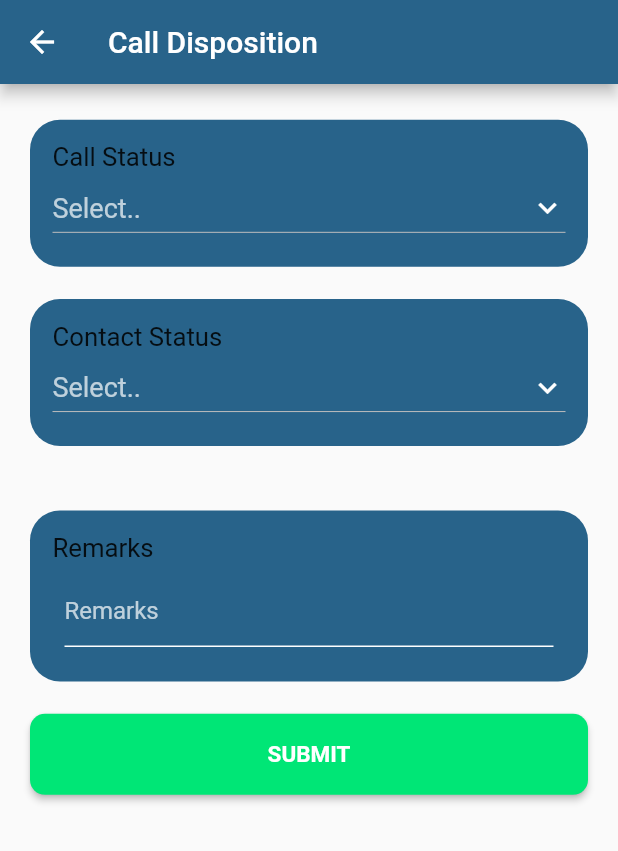
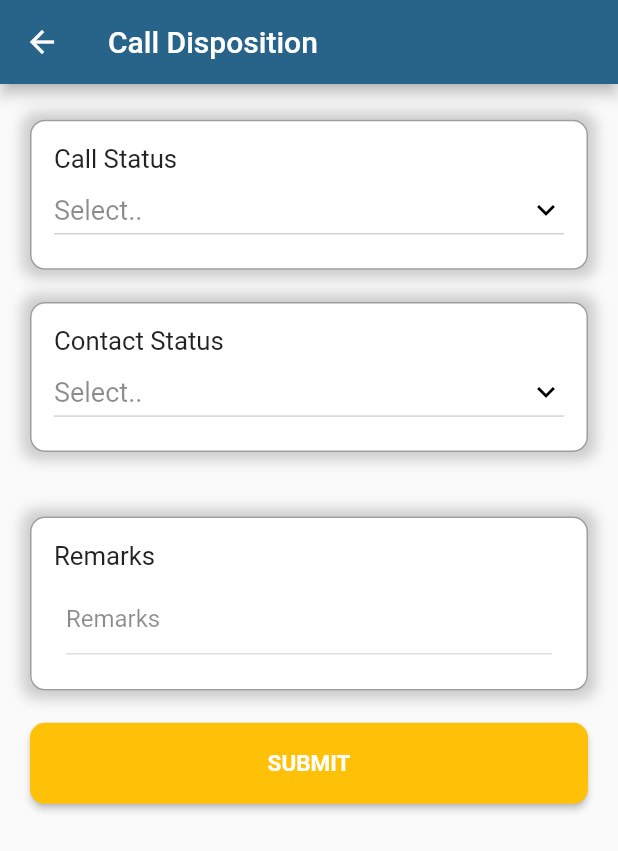
Before and after one commit to vishaldenave/iSFA_CRM, a Flutter app: the CallDisposition screen opened directly with empty values, on a phone screen of 412 x 824 dp. Shown: the top 851 px of the screen. Run offline on Flutter 3.47's test engine with Material 2 defaults, Android fonts, the phone set to English and light mode, and no system bars; our stand-ins replace dio, flutter_bloc, flutter_screenutil, go_router, hive_flutter; accounts and stored records are empty; network calls fail.

Commit message:
Update call_disposition_view.dart

```diff
--- a/lib/call_disposition_module/call_disposition_view.dart
+++ b/lib/call_disposition_module/call_disposition_view.dart
@@ -39,17 +39,26 @@ class _CallDispositionState extends State<CallDisposition> {
             },
             builder: (context, state) {
               var bloc = context.read<CallBloc>();
-              return Padding(
-                padding: const EdgeInsets.fromLTRB(20, 0, 20, 0),
-                child: SingleChildScrollView(
+              return SingleChildScrollView(
+                child: Padding(
+                  padding: const EdgeInsets.fromLTRB(20, 0, 20, 0),
                   child: Column(
                       crossAxisAlignment: CrossAxisAlignment.stretch,
                       children: [
                         SizedBox(height: 20.h),
                         Container(
                           decoration: BoxDecoration(
-                              borderRadius: BorderRadius.circular(20),
-                              color: Theme.of(context).colorScheme.primary),
+                            border: Border.all(color: Colors.black38),
+                            borderRadius: BorderRadius.circular(10),
+                            color: Colors.white,
+                            boxShadow: [
+                              BoxShadow(
+                                color: Colors.grey.withOpacity(0.5),
+                                spreadRadius: 5,
+                                blurRadius: 7,
+                              ),
+                            ],
+                          ),
                           child: Padding(
                             padding: const EdgeInsets.all(15.0),
                             child: Column(
@@ -64,17 +73,16 @@ class _CallDispositionState extends State<CallDisposition> {
                                     child: DropdownButton(
                                       hint: const Text(
                                         "Select..",
-                                        style: TextStyle(color: Colors.white70),
+                                        style: TextStyle(color: Colors.black45),
                                       ),
                                       isExpanded: true,
                                       value: bloc.selectedCallStatus,
-                                      iconEnabledColor: Colors.white,
-                                      iconDisabledColor: Colors.white,
+                                      iconEnabledColor: Colors.black,
+                                      iconDisabledColor: Colors.black,
                                       borderRadius: BorderRadius.circular(10),
                                       style: const TextStyle(
-                                          color: Colors.white, fontSize: 18),
-                                      dropdownColor:
-                                          Theme.of(context).colorScheme.primary,
+                                          color: Colors.black45, fontSize: 18),
+                                      dropdownColor: Colors.white,
                                       icon:
                                           const Icon(Icons.keyboard_arrow_down),
                                       items: bloc.callStatusList
@@ -99,8 +107,17 @@ class _CallDispositionState extends State<CallDisposition> {
                         SizedBox(height: 18.h),
                         Container(
                           decoration: BoxDecoration(
-                              borderRadius: BorderRadius.circular(20),
-                              color: Theme.of(context).colorScheme.primary),
+                            border: Border.all(color: Colors.black38),
+                            borderRadius: BorderRadius.circular(10),
+                            color: Colors.white,
+                            boxShadow: [
+                              BoxShadow(
+                                color: Colors.grey.withOpacity(0.5),
+                                spreadRadius: 5,
+                                blurRadius: 7,
+                              ),
+                            ],
+                          ),
                           child: Padding(
                             padding: const EdgeInsets.all(15.0),
                             child: Column(
@@ -113,21 +130,18 @@ class _CallDispositionState extends State<CallDisposition> {
                                   SizedBox(
                                     width: double.infinity,
                                     child: DropdownButton(
-                                      // onTap: () {
-                                      //   callSubStatusValue = null;
-                                      // },
                                       hint: const Text(
                                         "Select..",
-                                        style: TextStyle(color: Colors.white70),
+                                        style: TextStyle(color: Colors.black45),
                                       ),
                                       isExpanded: true,
                                       value: bloc.selectedContactStatus,
-                                      iconEnabledColor: Colors.white,
-                                      iconDisabledColor: Colors.white,
+                                      iconEnabledColor: Colors.black,
+                                      iconDisabledColor: Colors.black,
                                       borderRadius: BorderRadius.circular(10),
                                       style: const TextStyle(
-                                          color: Colors.white, fontSize: 18),
-                                      dropdownColor: Colors.black,
+                                          color: Colors.black45, fontSize: 18),
+                                      dropdownColor: Colors.white,
                                       icon:
                                           const Icon(Icons.keyboard_arrow_down),
                                       items: bloc.contactStatusList
@@ -141,6 +155,7 @@ class _CallDispositionState extends State<CallDisposition> {
                                         );
                                       }).toList(),
                                       onChanged: (ContactStatusList? newValue) {
+                                        bloc.selectedCallSubStatus = null;
                                         bloc.add(OnChangeContactStatusEvent(
                                             newValue));
                                       },
@@ -153,9 +168,17 @@ class _CallDispositionState extends State<CallDisposition> {
                         bloc.callSubStatusList.isNotEmpty
                             ? Container(
                                 decoration: BoxDecoration(
-                                    borderRadius: BorderRadius.circular(20),
-                                    color:
-                                        Theme.of(context).colorScheme.primary),
+                                  border: Border.all(color: Colors.black38),
+                                  borderRadius: BorderRadius.circular(10),
+                                  color: Colors.white,
+                                  boxShadow: [
+                                    BoxShadow(
+                                      color: Colors.grey.withOpacity(0.5),
+                                      spreadRadius: 5,
+                                      blurRadius: 7,
+                                    ),
+                                  ],
+                                ),
                                 child: Padding(
                                   padding: const EdgeInsets.all(15.0),
                                   child: Column(
@@ -172,18 +195,18 @@ class _CallDispositionState extends State<CallDisposition> {
                                             hint: const Text(
                                               "Select..",
                                               style: TextStyle(
-                                                  color: Colors.white70),
+                                                  color: Colors.black45),
                                             ),
                                             isExpanded: true,
                                             value: bloc.selectedCallSubStatus,
-                                            iconEnabledColor: Colors.white,
-                                            iconDisabledColor: Colors.white,
+                                            iconEnabledColor: Colors.black,
+                                            iconDisabledColor: Colors.black,
                                             borderRadius:
                                                 BorderRadius.circular(10),
                                             style: const TextStyle(
-                                                color: Colors.white,
+                                                color: Colors.black45,
                                                 fontSize: 18),
-                                            dropdownColor: Colors.black,
+                                            dropdownColor: Colors.white,
                                             icon: const Icon(
                                                 Icons.keyboard_arrow_down),
                                             items: bloc.callSubStatusList
@@ -211,8 +234,17 @@ class _CallDispositionState extends State<CallDisposition> {
                         SizedBox(height: 18.h),
                         Container(
                           decoration: BoxDecoration(
-                              borderRadius: BorderRadius.circular(20),
-                              color: Theme.of(context).colorScheme.primary),
+                            border: Border.all(color: Colors.black38),
+                            borderRadius: BorderRadius.circular(10),
+                            color: Colors.white,
+                            boxShadow: [
+                              BoxShadow(
+                                color: Colors.grey.withOpacity(0.5),
+                                spreadRadius: 5,
+                                blurRadius: 7,
+                              ),
+                            ],
+                          ),
                           child: Padding(
                             padding: const EdgeInsets.all(15.0),
                             child: Column(
@@ -229,7 +261,7 @@ class _CallDispositionState extends State<CallDisposition> {
                                       // IconButton(
                                       //   icon: const Icon(Icons.mic,
                                       //       color: Colors.red),
-                                      //   onPressed: () {},
+                                      // onPressed: () {},
                                       // ),
                                     ],
                                   ),
@@ -237,19 +269,19 @@ class _CallDispositionState extends State<CallDisposition> {
                                     padding: const EdgeInsets.all(8.0),
                                     child: TextField(
                                       controller: bloc.remarksController,
-                                      cursorColor: Colors.white,
-                                      style:
-                                          const TextStyle(color: Colors.white),
+                                      cursorColor: Colors.black45,
+                                      style: const TextStyle(
+                                          color: Colors.black45),
                                       decoration: const InputDecoration(
                                           enabledBorder: UnderlineInputBorder(
                                               borderSide: BorderSide(
-                                                  color: Colors.white)),
+                                                  color: Colors.black12)),
                                           disabledBorder: UnderlineInputBorder(
                                               borderSide: BorderSide(
-                                                  color: Colors.white)),
+                                                  color: Colors.black12)),
                                           hintText: "Remarks",
                                           hintStyle:
-                                              TextStyle(color: Colors.white70)),
+                                              TextStyle(color: Colors.black45)),
                                     ),
                                   )
                                 ]),
@@ -261,7 +293,7 @@ class _CallDispositionState extends State<CallDisposition> {
                           onPressed: () {
                             bloc.add(OnSubmitFeedbackEvent());
                           },
-                          color: Colors.greenAccent[400],
+                          color: Colors.amber,
                           shape: RoundedRectangleBorder(
                               borderRadius: BorderRadius.circular(10)),
                           child: Text(
```
